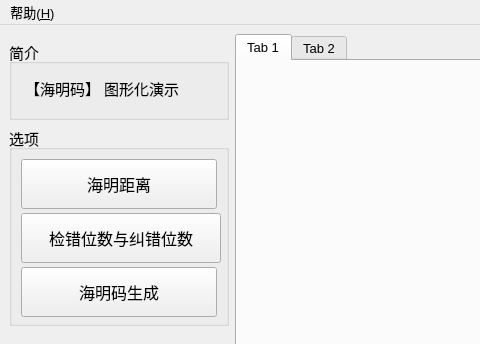
Above: forms/mainwindow.ui from FrancisOWO/HammingCode before the change; both pictures show x 0 to 480 and y 0 to 344 of the 780 by 480 pixel window. Below: the same form after it.
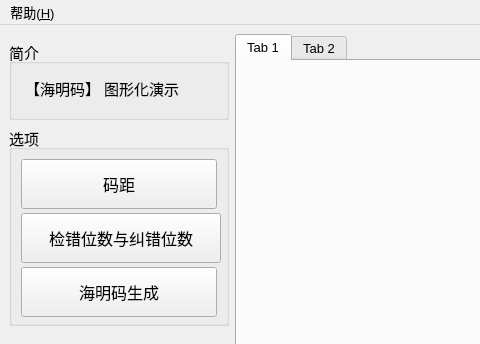
That is the form after the change.

```diff
--- a/forms/mainwindow.ui
+++ b/forms/mainwindow.ui
@@ -162,7 +162,7 @@
           </font>
          </property>
          <property name="text">
-          <string>海明距离</string>
+          <string>码距</string>
          </property>
         </widget>
        </item>
```
